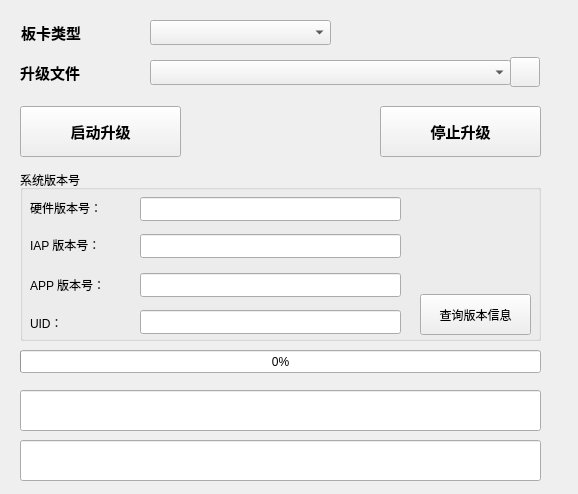
Old version of the form Gui_app/Page/CtrlPage/upgradepage.ui in the repository Trendwin/TrendWinUpgradeTool.
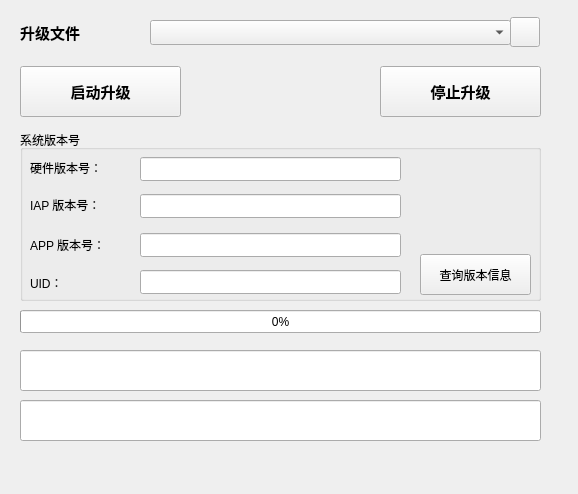
New version of the form. Icons and pictures are not drawn.

Diff of the .ui file:
```diff
--- a/Gui_app/Page/CtrlPage/upgradepage.ui
+++ b/Gui_app/Page/CtrlPage/upgradepage.ui
@@ -13,42 +13,11 @@
   <property name="windowTitle">
    <string>Form</string>
   </property>
-  <widget class="QLabel" name="label_productType">
-   <property name="geometry">
-    <rect>
-     <x>21</x>
-     <y>20</y>
-     <width>121</width>
-     <height>25</height>
-    </rect>
-   </property>
-   <property name="font">
-    <font>
-     <family>Arial</family>
-     <pointsize>11</pointsize>
-     <weight>75</weight>
-     <bold>true</bold>
-    </font>
-   </property>
-   <property name="text">
-    <string>板卡类型</string>
-   </property>
-  </widget>
-  <widget class="QComboBox" name="upobj_combox">
-   <property name="geometry">
-    <rect>
-     <x>150</x>
-     <y>20</y>
-     <width>181</width>
-     <height>25</height>
-    </rect>
-   </property>
-  </widget>
   <widget class="QPushButton" name="btnRefreshUpgradeFile">
    <property name="geometry">
     <rect>
      <x>510</x>
-     <y>57</y>
+     <y>17</y>
      <width>30</width>
      <height>30</height>
     </rect>
@@ -65,7 +34,7 @@
    <property name="geometry">
     <rect>
      <x>20</x>
-     <y>106</y>
+     <y>66</y>
      <width>161</width>
      <height>51</height>
     </rect>
@@ -86,7 +55,7 @@
    <property name="geometry">
     <rect>
      <x>380</x>
-     <y>106</y>
+     <y>66</y>
      <width>161</width>
      <height>51</height>
     </rect>
@@ -107,7 +76,7 @@
    <property name="geometry">
     <rect>
      <x>20</x>
-     <y>350</y>
+     <y>310</y>
      <width>521</width>
      <height>23</height>
     </rect>
@@ -120,7 +89,7 @@
    <property name="geometry">
     <rect>
      <x>20</x>
-     <y>60</y>
+     <y>20</y>
      <width>121</width>
      <height>25</height>
     </rect>
@@ -141,7 +110,7 @@
    <property name="geometry">
     <rect>
      <x>150</x>
-     <y>60</y>
+     <y>20</y>
      <width>361</width>
      <height>25</height>
     </rect>
@@ -151,7 +120,7 @@
    <property name="geometry">
     <rect>
      <x>20</x>
-     <y>390</y>
+     <y>350</y>
      <width>521</width>
      <height>41</height>
     </rect>
@@ -172,7 +141,7 @@
    <property name="geometry">
     <rect>
      <x>20</x>
-     <y>440</y>
+     <y>400</y>
      <width>521</width>
      <height>41</height>
     </rect>
@@ -193,7 +162,7 @@
    <property name="geometry">
     <rect>
      <x>20</x>
-     <y>170</y>
+     <y>130</y>
      <width>521</width>
      <height>171</height>
     </rect>
```
